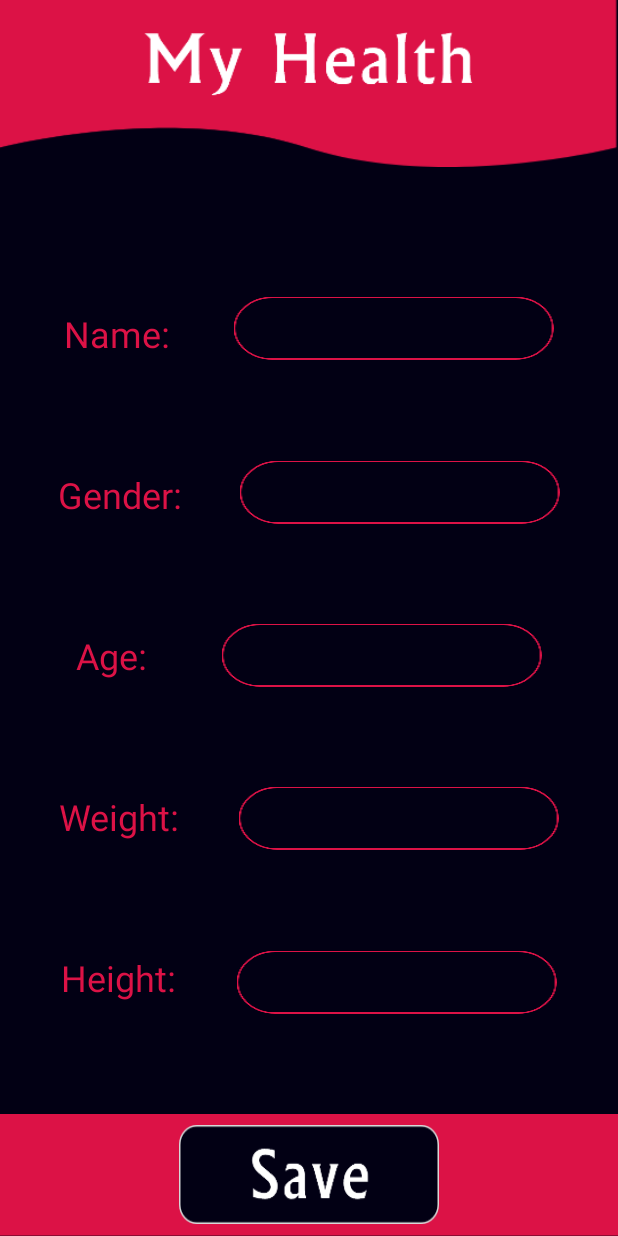
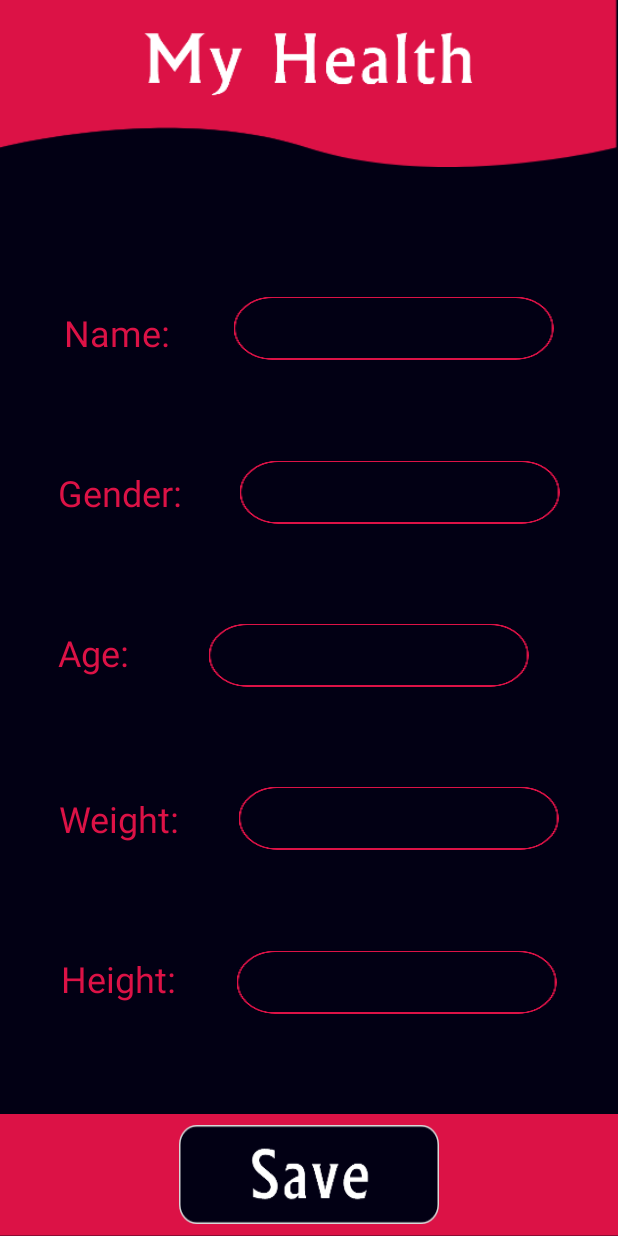
Before and after one commit to Anandhiswankar/fitness_app, an Android app: the my_profile screen opened directly, with no data from a screen before it, on a phone screen of 412 x 824 dp. Run offline under Robolectric (Android 15) with nearby library versions, the phone set to English and light mode, and no system bars.

Commit message:
Merge branch 'master' of E:\Github Projects\android with conflicts.

```diff
--- a/app/build.gradle
+++ b/app/build.gradle
@@ -31,5 +31,6 @@ dependencies {
     testImplementation 'junit:junit:4.12'
     androidTestImplementation 'com.android.support.test:runner:1.0.2'
     androidTestImplementation 'com.android.support.test.espresso:espresso-core:3.0.2'
+    //noinspection GradleCompatible
     implementation 'com.android.support:design:28.0.0'
 }
--- a/app/src/main/java/com/ananddevelopment/fitness_care/db_userProfile.java
+++ b/app/src/main/java/com/ananddevelopment/fitness_care/db_userProfile.java
@@ -24,23 +24,22 @@ public class db_userProfile extends SQLiteOpenHelper {
     }
     @Override
     public void onCreate(SQLiteDatabase db) {
-        db.execSQL("create table user_data (id integer primary key autoincrement,Name Text,Gender text,Age integer,Weight integer,Height integer)");
+        db.execSQL("create table user_data (id integer primary key autoincrement,Name Text,Age integer,Height integer,Weight integer,Gender text)");
     }
 
     @Override
     public void onUpgrade(SQLiteDatabase db, int oldVersion, int newVersion) {
         db.execSQL("drop table if exists "+table);
     }
-    public Boolean insertData(int id, String Name, String Gender,String Age, String Weight, String Height)
+    public Boolean insertData(int id, String Name, String Gender,String Age, String Height, String Weight)
     {
         SQLiteDatabase db=this.getWritableDatabase();
         ContentValues cv=new ContentValues();
         cv.put(col2,Name);
         cv.put(col3,Gender);
         cv.put(col4,Age);
-        cv.put(col5,Weight);
-        cv.put(col6,Height);
-
+        cv.put(col5,Height);
+        cv.put(col6,Weight);
         db.execSQL("delete from user_data");
 
         long res=db.insert(table,null,cv);
--- a/app/src/main/res/layout/activity_my_profile.xml
+++ b/app/src/main/res/layout/activity_my_profile.xml
@@ -76,14 +76,14 @@
 
             <TextView
                 android:id="@+id/textView4"
-                android:layout_width="wrap_content"
-                android:layout_height="wrap_content"
+                android:layout_width="61dp"
+                android:layout_height="37dp"
                 android:text="Age:"
                 android:textColor="#DC1246"
                 android:textSize="24sp"
                 app:layout_constraintBottom_toTopOf="@+id/textView5"
                 app:layout_constraintEnd_toStartOf="@+id/U_age"
-                app:layout_constraintHorizontal_bias="0.5"
+                app:layout_constraintHorizontal_bias="0.492"
                 app:layout_constraintStart_toStartOf="parent"
                 app:layout_constraintTop_toBottomOf="@+id/textView3" />
 
@@ -119,13 +119,13 @@
                 android:layout_height="wrap_content"
                 android:background="@drawable/input"
                 android:ems="10"
-                android:inputType="textPersonName"
+                android:inputType="number"
                 android:textAlignment="center"
                 android:textColor="#FFFFFF"
                 app:layout_constraintBottom_toTopOf="@+id/U_weight"
                 app:layout_constraintEnd_toEndOf="parent"
-                app:layout_constraintHorizontal_bias="0.5"
-                app:layout_constraintStart_toEndOf="@+id/textView4"
+                app:layout_constraintHorizontal_bias="0.7"
+                app:layout_constraintStart_toStartOf="parent"
                 app:layout_constraintTop_toBottomOf="@+id/U_gender" />
 
             <EditText
@@ -134,7 +134,7 @@
                 android:layout_height="wrap_content"
                 android:background="@drawable/input"
                 android:ems="10"
-                android:inputType="textPersonName"
+                android:inputType="number"
                 android:textAlignment="center"
                 android:textColor="#FFFFFF"
                 app:layout_constraintBottom_toTopOf="@+id/U_height"
@@ -149,7 +149,7 @@
                 android:layout_height="wrap_content"
                 android:background="@drawable/input"
                 android:ems="10"
-                android:inputType="textPersonName"
+                android:inputType="numberDecimal"
                 android:textAlignment="center"
                 android:textColor="#FFFFFF"
                 android:textColorHint="#DC1246"
```
Also changed, not shown: app/src/main/AndroidManifest.xml (+5 -25 lines), app/src/main/java/com/ananddevelopment/fitness_care/my_profile.java (+5 -5 lines).
